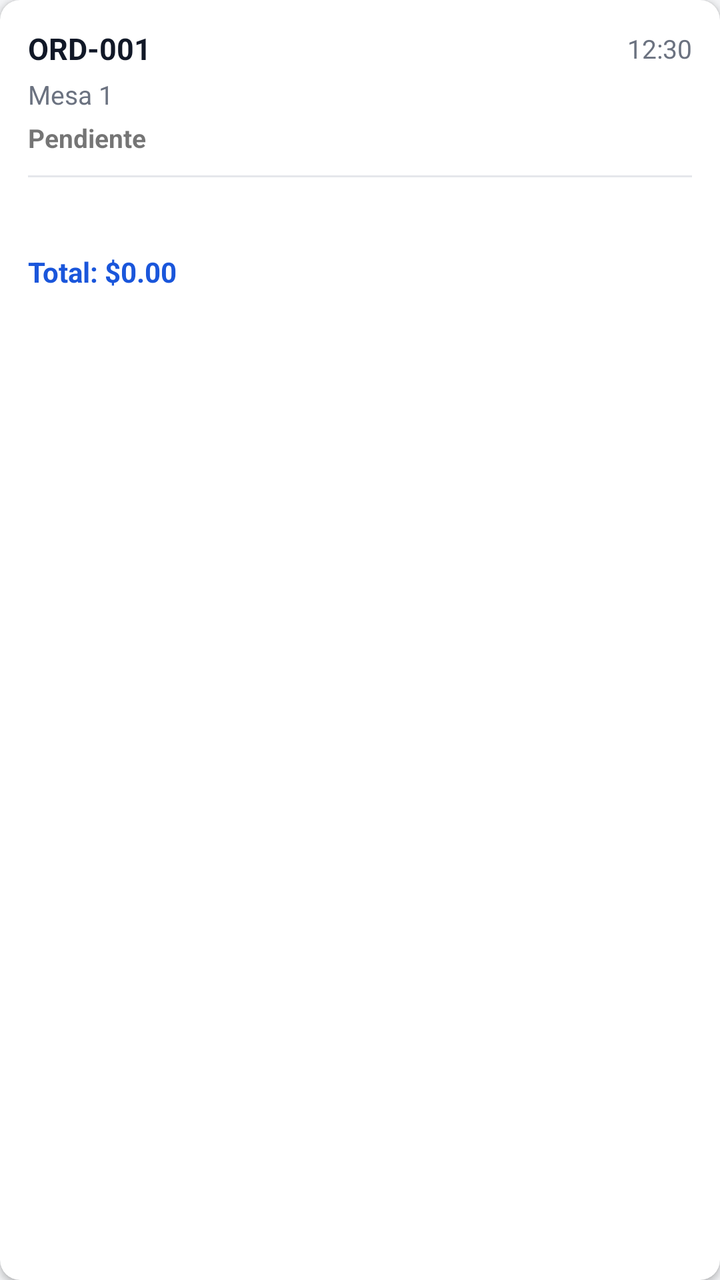
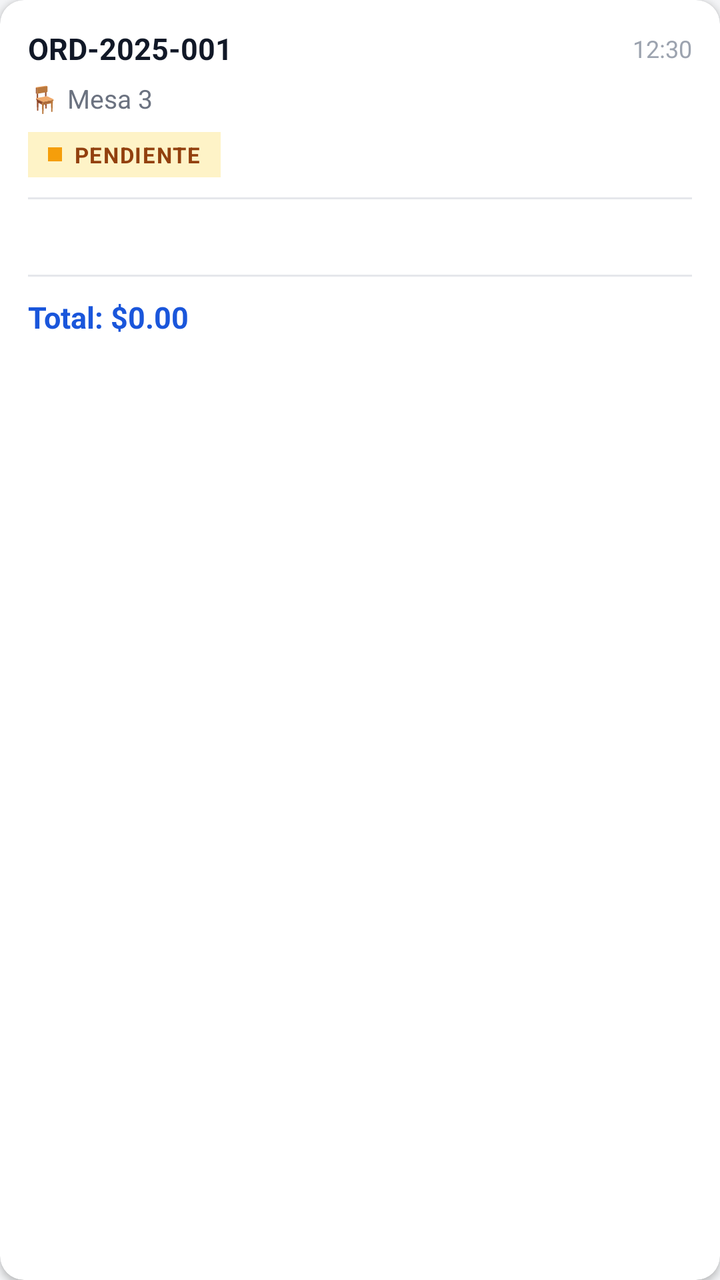

Before-and-after screenshots of an Android layout around one commit, followed by the original layout XML and the change that was made.
<!-- AndroidManifest.xml: application theme Theme.CafeteriaPos -->
<!-- res/layout/item_order.xml -->
<?xml version="1.0" encoding="utf-8"?>
<androidx.cardview.widget.CardView
    xmlns:android="http://schemas.android.com/apk/res/android"
    xmlns:app="http://schemas.android.com/apk/res-auto"
    android:layout_width="match_parent"
    android:layout_height="wrap_content"
    android:layout_margin="6dp"
    app:cardCornerRadius="10dp"
    app:cardElevation="2dp"
    app:cardBackgroundColor="@color/surface">

    <LinearLayout
        android:layout_width="match_parent"
        android:layout_height="wrap_content"
        android:orientation="vertical"
        android:padding="14dp">

        <LinearLayout
            android:layout_width="match_parent"
            android:layout_height="wrap_content"
            android:orientation="horizontal"
            android:gravity="center_vertical">

            <TextView
                android:id="@+id/tvOrderNumber"
                android:layout_width="0dp"
                android:layout_height="wrap_content"
                android:layout_weight="1"
                android:text="ORD-001"
                android:textSize="15sp"
                android:textStyle="bold"
                android:textColor="@color/text_primary"/>

            <TextView
                android:id="@+id/tvTime"
                android:layout_width="wrap_content"
                android:layout_height="wrap_content"
                android:text="12:30"
                android:textSize="13sp"
                android:textColor="@color/text_secondary"/>
        </LinearLayout>

        <TextView
            android:id="@+id/tvTableType"
            android:layout_width="wrap_content"
            android:layout_height="wrap_content"
            android:text="Mesa 1"
            android:textSize="13sp"
            android:textColor="@color/text_secondary"
            android:layout_marginTop="4dp"/>

        <TextView
            android:id="@+id/tvStatus"
            android:layout_width="wrap_content"
            android:layout_height="wrap_content"
            android:text="Pendiente"
            android:textSize="13sp"
            android:textStyle="bold"
            android:layout_marginTop="4dp"/>

        <View
            android:layout_width="match_parent"
            android:layout_height="1dp"
            android:background="@color/divider"
            android:layout_marginVertical="10dp"/>

        <TextView
            android:id="@+id/tvItems"
            android:layout_width="match_parent"
            android:layout_height="wrap_content"
            android:text=""
            android:textSize="13sp"
            android:textColor="@color/text_secondary"
            android:maxLines="2"
            android:ellipsize="end"/>

        <LinearLayout
            android:layout_width="match_parent"
            android:layout_height="wrap_content"
            android:orientation="horizontal"
            android:gravity="center_vertical"
            android:layout_marginTop="10dp">

            <TextView
                android:id="@+id/tvTotal"
                android:layout_width="0dp"
                android:layout_height="wrap_content"
                android:layout_weight="1"
                android:text="Total: $0.00"
                android:textSize="14sp"
                android:textStyle="bold"
                android:textColor="@color/primary"/>

            <com.google.android.material.button.MaterialButton
                android:id="@+id/btnAction"
                android:layout_width="wrap_content"
                android:layout_height="36dp"
                android:text="Gestionar"
                android:textSize="13sp"
                android:visibility="gone"/>
        </LinearLayout>
    </LinearLayout>
</androidx.cardview.widget.CardView>
<!-- resources referenced by this layout -->
<resources>
  <color name="divider">#e5e7eb</color>
  <color name="primary">#1a56db</color>
  <color name="surface">#ffffff</color>
  <color name="text_primary">#111827</color>
  <color name="text_secondary">#6b7280</color>
  <style name="Theme.CafeteriaPos" parent="Theme.MaterialComponents.DayNight.DarkActionBar">
          <item name="colorPrimary">@color/primary</item>
          <item name="colorPrimaryDark">@color/primary_dark</item>
          <item name="colorAccent">@color/secondary</item>
          <item name="android:windowBackground">@color/background</item>
          <item name="android:statusBarColor">@color/primary_dark</item>
      </style>
  <color name="primary_dark">#1341b0</color>
  <color name="secondary">#0e9f6e</color>
  <color name="background">#f3f4f6</color>
</resources>

<!-- the commit's change to res/layout/item_order.xml (unified diff, before → after) -->
@@ -4,10 +4,14 @@
     xmlns:app="http://schemas.android.com/apk/res-auto"
     android:layout_width="match_parent"
     android:layout_height="wrap_content"
-    android:layout_margin="6dp"
-    app:cardCornerRadius="10dp"
+    android:layout_marginHorizontal="8dp"
+    android:layout_marginVertical="5dp"
+    app:cardCornerRadius="12dp"
     app:cardElevation="2dp"
-    app:cardBackgroundColor="@color/surface">
+    app:cardBackgroundColor="@color/surface"
+    android:foreground="?android:attr/selectableItemBackground"
+    android:clickable="true"
+    android:focusable="true">
 
     <LinearLayout
         android:layout_width="match_parent"
@@ -15,18 +19,20 @@
         android:orientation="vertical"
         android:padding="14dp">
 
+        
         <LinearLayout
             android:layout_width="match_parent"
             android:layout_height="wrap_content"
             android:orientation="horizontal"
-            android:gravity="center_vertical">
+            android:gravity="center_vertical"
+            android:layout_marginBottom="6dp">
 
             <TextView
                 android:id="@+id/tvOrderNumber"
                 android:layout_width="0dp"
                 android:layout_height="wrap_content"
                 android:layout_weight="1"
-                android:text="ORD-001"
+                android:text="ORD-2025-001"
                 android:textSize="15sp"
                 android:textStyle="bold"
                 android:textColor="@color/text_primary"/>
@@ -36,34 +42,58 @@
                 android:layout_width="wrap_content"
                 android:layout_height="wrap_content"
                 android:text="12:30"
-                android:textSize="13sp"
-                android:textColor="@color/text_secondary"/>
+                android:textSize="12sp"
+                android:textColor="@color/text_hint"/>
         </LinearLayout>
 
+        
         <TextView
             android:id="@+id/tvTableType"
             android:layout_width="wrap_content"
             android:layout_height="wrap_content"
-            android:text="Mesa 1"
+            android:text="🪑 Mesa 3"
             android:textSize="13sp"
             android:textColor="@color/text_secondary"
-            android:layout_marginTop="4dp"/>
+            android:layout_marginBottom="8dp"/>
 
-        <TextView
-            android:id="@+id/tvStatus"
+        
+        <LinearLayout
+            android:id="@+id/layoutStatusChip"
             android:layout_width="wrap_content"
             android:layout_height="wrap_content"
-            android:text="Pendiente"
-            android:textSize="13sp"
-            android:textStyle="bold"
-            android:layout_marginTop="4dp"/>
+            android:orientation="horizontal"
+            android:gravity="center_vertical"
+            android:paddingHorizontal="10dp"
+            android:paddingVertical="4dp"
+            android:background="@color/status_pending_bg"
+            android:layout_marginBottom="10dp">
 
+            <View
+                android:id="@+id/statusDot"
+                android:layout_width="7dp"
+                android:layout_height="7dp"
+                android:background="@color/status_pending_dot"
+                android:layout_marginEnd="6dp"/>
+
+            <TextView
+                android:id="@+id/tvStatus"
+                android:layout_width="wrap_content"
+                android:layout_height="wrap_content"
+                android:text="PENDIENTE"
+                android:textSize="11sp"
+                android:textStyle="bold"
+                android:textColor="@color/status_pending_text"
+                android:letterSpacing="0.05"/>
+        </LinearLayout>
+
+        
         <View
             android:layout_width="match_parent"
             android:layout_height="1dp"
             android:background="@color/divider"
-            android:layout_marginVertical="10dp"/>
+            android:layout_marginBottom="10dp"/>
 
+        
         <TextView
             android:id="@+id/tvItems"
             android:layout_width="match_parent"
@@ -72,24 +102,39 @@
             android:textSize="13sp"
             android:textColor="@color/text_secondary"
             android:maxLines="2"
-            android:ellipsize="end"/>
+            android:ellipsize="end"
+            android:lineSpacingMultiplier="1.3"
+            android:layout_marginBottom="10dp"/>
 
+        
+        <View
+            android:layout_width="match_parent"
+            android:layout_height="1dp"
+            android:background="@color/divider"
+            android:layout_marginBottom="10dp"/>
+
+        
         <LinearLayout
             android:layout_width="match_parent"
             android:layout_height="wrap_content"
             android:orientation="horizontal"
-            android:gravity="center_vertical"
-            android:layout_marginTop="10dp">
+            android:gravity="center_vertical">
 
-            <TextView
-                android:id="@+id/tvTotal"
+            <LinearLayout
                 android:layout_width="0dp"
                 android:layout_height="wrap_content"
                 android:layout_weight="1"
-                android:text="Total: $0.00"
-                android:textSize="14sp"
-                android:textStyle="bold"
-                android:textColor="@color/primary"/>
+                android:orientation="vertical">
+
+                <TextView
+                    android:id="@+id/tvTotal"
+                    android:layout_width="wrap_content"
+                    android:layout_height="wrap_content"
+                    android:text="Total: $0.00"
+                    android:textSize="15sp"
+                    android:textStyle="bold"
+                    android:textColor="@color/primary"/>
+            </LinearLayout>
 
             <com.google.android.material.button.MaterialButton
                 android:id="@+id/btnAction"
@@ -97,6 +142,7 @@
                 android:layout_height="36dp"
                 android:text="Gestionar"
                 android:textSize="13sp"
+                android:paddingHorizontal="16dp"
                 android:visibility="gone"/>
         </LinearLayout>
     </LinearLayout>
<!-- resource entries referenced after the edit -->
@@ -2,7 +2,11 @@
 <resources>
   <color name="divider">#e5e7eb</color>
   <color name="primary">#1a56db</color>
+  <color name="status_pending_bg">#fef3c7</color>
+  <color name="status_pending_dot">#f59e0b</color>
+  <color name="status_pending_text">#92400e</color>
   <color name="surface">#ffffff</color>
+  <color name="text_hint">#9ca3af</color>
   <color name="text_primary">#111827</color>
   <color name="text_secondary">#6b7280</color>
   <style name="Theme.CafeteriaPos" parent="Theme.MaterialComponents.DayNight.DarkActionBar">
